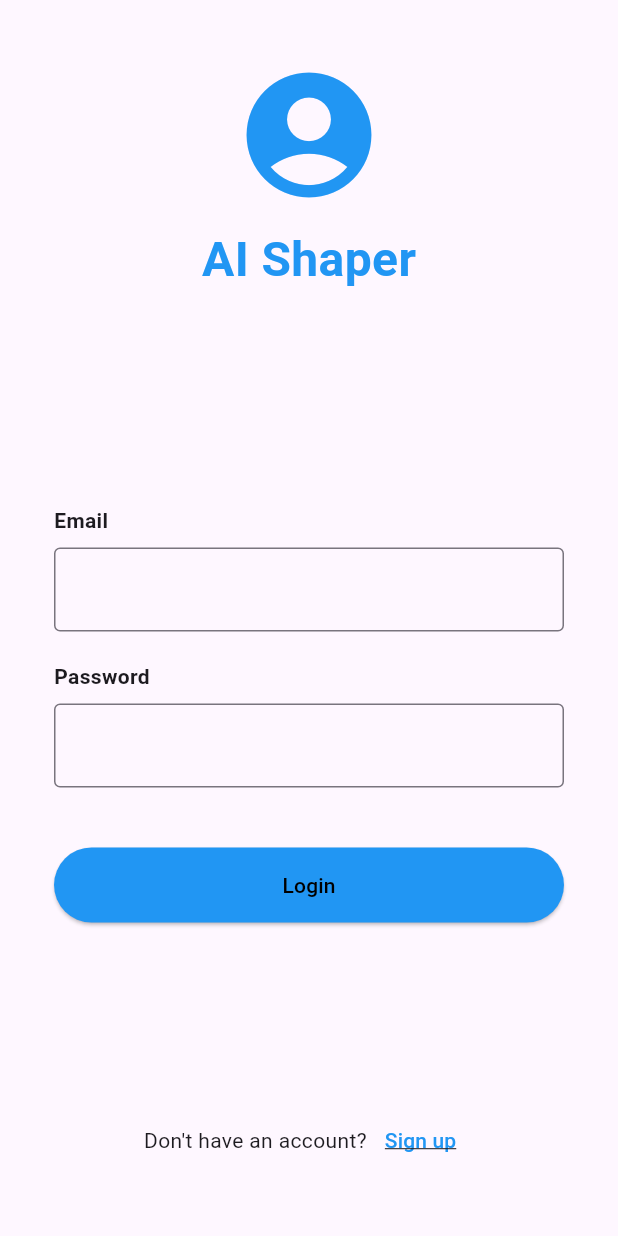
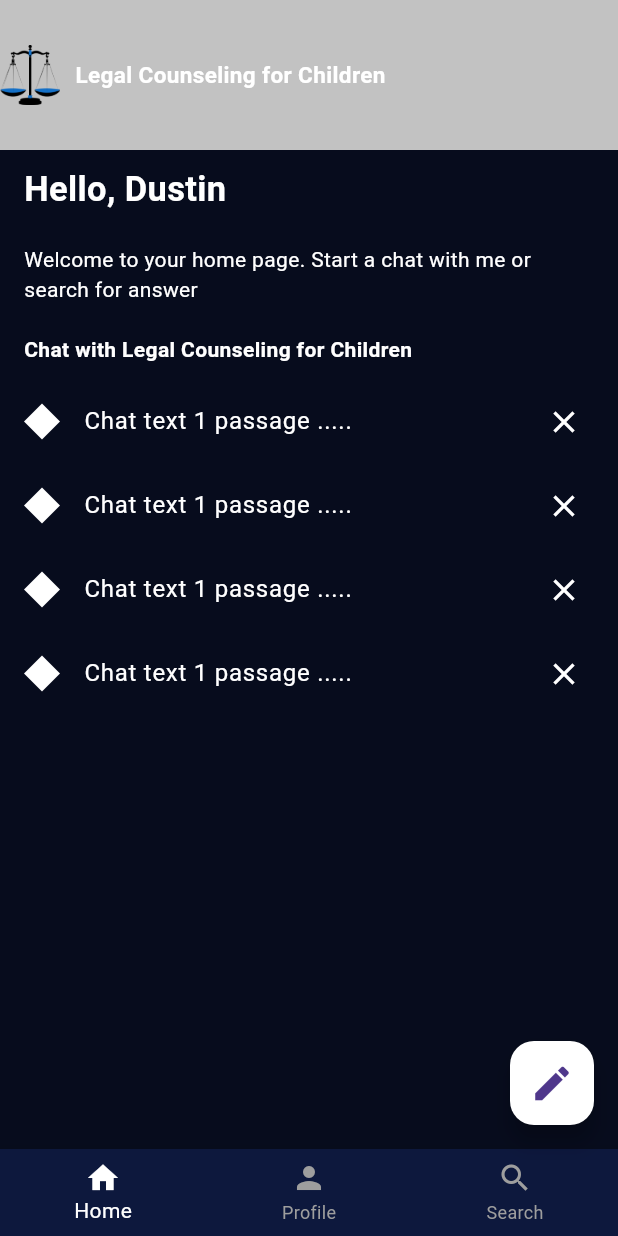
Before and after one commit to vothuc2k3/AIShapers, a Flutter app: the screen it shows after launch, on a phone screen of 412 x 824 dp. Run offline on Flutter 3.47's test engine with Material 3 defaults, Android fonts, the phone set to English and light mode, and no system bars.

Commit message:
UI homepage

```diff
--- a/lib/main.dart
+++ b/lib/main.dart
@@ -1,5 +1,5 @@
 import 'package:flutter/material.dart';
-import 'package:reddit_clone/features/auth/screens/login_screen.dart';
+import 'package:reddit_clone/screens/home_screen.dart';
 
 void main() => runApp(MyApp());
 
@@ -7,11 +7,12 @@ class MyApp extends StatelessWidget {
   @override
   Widget build(BuildContext context) {
     return MaterialApp(
+      debugShowCheckedModeBanner: false,
       title: 'Login Page',
       theme: ThemeData(
         primarySwatch: Colors.blue,
       ),
-      home: LoginScreen(),
+      home: const HomeScreen(),
     );
   }
 }
--- /dev/null
+++ b/lib/screens/home_screen.dart
@@ -0,0 +1,162 @@
+import 'package:flutter/material.dart';
+
+class HomeScreen extends StatelessWidget {
+  const HomeScreen({super.key});
+
+  @override
+  Widget build(BuildContext context) {
+    return Scaffold(
+      appBar: PreferredSize(
+        preferredSize: const Size.fromHeight(100.0),
+        child: AppBar(
+          backgroundColor: const Color.fromARGB(255, 194, 194, 194),
+          flexibleSpace: Column(
+            mainAxisAlignment: MainAxisAlignment.center,
+            children: [
+              Row(
+                children: [
+                  Image.asset(
+                    'assets/logo.png',
+                    height: 40,
+                  ),
+                  const SizedBox(width: 10),
+                  const Text(
+                    'Legal Counseling for Children',
+                    style: TextStyle(
+                        color: Color.fromARGB(255, 255, 255, 255),
+                        fontSize: 15, fontWeight: FontWeight.bold),
+                  ),
+                ],
+              ),
+            ],
+          ),
+        ),
+      ),
+      body: Container(
+        color: const Color.fromARGB(255, 7, 12, 29),
+        child: Column(
+          children: [
+            const Padding(
+              padding:
+                  EdgeInsets.symmetric(horizontal: 16.0, vertical: 10.0),
+              child: Row(
+                children: [
+                  Text(
+                    'Hello, Dustin',
+                    style: TextStyle(
+                        color: Colors.white,
+                        fontSize: 23,
+                        fontWeight: FontWeight.bold),
+                  ),
+                ],
+              ),
+            ),
+            const Padding(
+              padding:
+                  EdgeInsets.symmetric(horizontal: 16.0, vertical: 10.0),
+              child: Text(
+                'Welcome to your home page. Start a chat with me or search for answer',
+                style: TextStyle(color: Colors.white),
+              ),
+            ),
+            const Padding(
+              padding: EdgeInsets.symmetric(horizontal: 16.0, vertical: 10.0),
+              child: Align(
+                alignment: Alignment.centerLeft,
+                child: Text(
+                  'Chat with Legal Counseling for Children',
+                  style: TextStyle(color: Colors.white, fontWeight: FontWeight.bold),
+                ),
+              ),
+            ),
+            Expanded(
+              child: ListView.builder(
+                itemCount: 4,
+                itemBuilder: (context, index) {
+                  return ListTile(
+                    leading: const CustomDiamondIcon(),
+                    title: const Text(
+                      'Chat text 1 passage .....',
+                      style: TextStyle(color: Colors.white),
+                    ),
+                    trailing: const Icon(Icons.close, color: Colors.white),
+                    onTap: () {
+                      // Handle chat item tap
+                    },
+                  );
+                },
+              ),
+            ),
+          ],
+        ),
+      ),
+      bottomNavigationBar: BottomNavigationBar(
+        backgroundColor: const Color.fromARGB(255, 13, 24, 61),
+        selectedItemColor: Colors.white,
+        unselectedItemColor: Colors.grey,
+        items: const [
+          BottomNavigationBarItem(
+            icon: Icon(Icons.home),
+            label: 'Home',
+          ),
+          BottomNavigationBarItem(
+            icon: Icon(Icons.person),
+            label: 'Profile',
+          ),
+          BottomNavigationBarItem(
+            icon: Icon(Icons.search),
+            label: 'Search',
+          ),
+        ],
+      ),
+      floatingActionButton: FloatingActionButton(
+        onPressed: () {
+          // Handle edit action
+        },
+        backgroundColor: const Color.fromARGB(255, 255, 255, 255),
+        child: const Icon(
+          Icons.edit,
+          size: 30,
+        ),
+      ),
+    );
+  }
+}
+
+class CustomDiamondIcon extends StatelessWidget {
+  const CustomDiamondIcon({super.key});
+
+  @override
+  Widget build(BuildContext context) {
+    return SizedBox(
+      width: 24,
+      height: 24,
+      child: CustomPaint(
+        painter: DiamondPainter(),
+      ),
+    );
+  }
+}
+
+class DiamondPainter extends CustomPainter {
+  @override
+  void paint(Canvas canvas, Size size) {
+    final paint = Paint()
+      ..color = Colors.white
+      ..style = PaintingStyle.fill;
+
+    final path = Path();
+    path.moveTo(size.width / 2, 0);
+    path.lineTo(size.width, size.height / 2);
+    path.lineTo(size.width / 2, size.height);
+    path.lineTo(0, size.height / 2);
+    path.close();
+
+    canvas.drawPath(path, paint);
+  }
+
+  @override
+  bool shouldRepaint(covariant CustomPainter oldDelegate) {
+    return false;
+  }
+}
--- a/pubspec.yaml
+++ b/pubspec.yaml
@@ -59,8 +59,8 @@ flutter:
   uses-material-design: true
 
   # To add assets to your application, add an assets section, like this:
-  # assets:
-  #   - images/a_dot_burr.jpeg
+  assets:
+    - assets/logo.png
   #   - images/a_dot_ham.jpeg
 
   # An image asset can refer to one or more resolution-specific "variants", see
```
Also changed, not shown: assets/logo.png (added).
